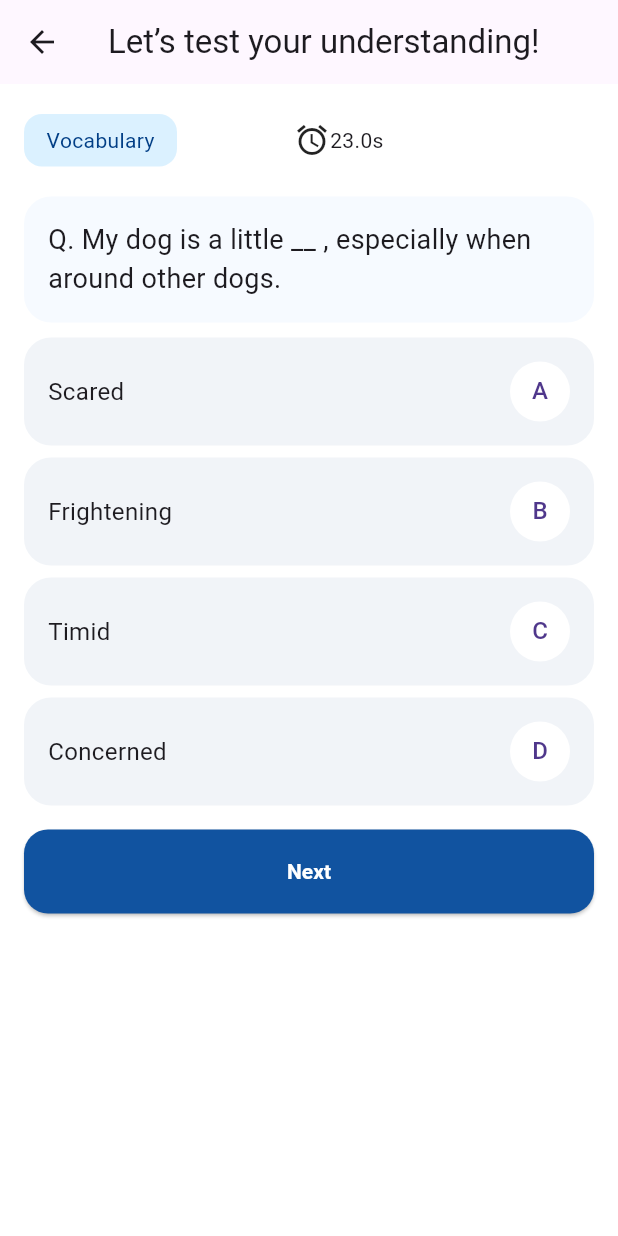
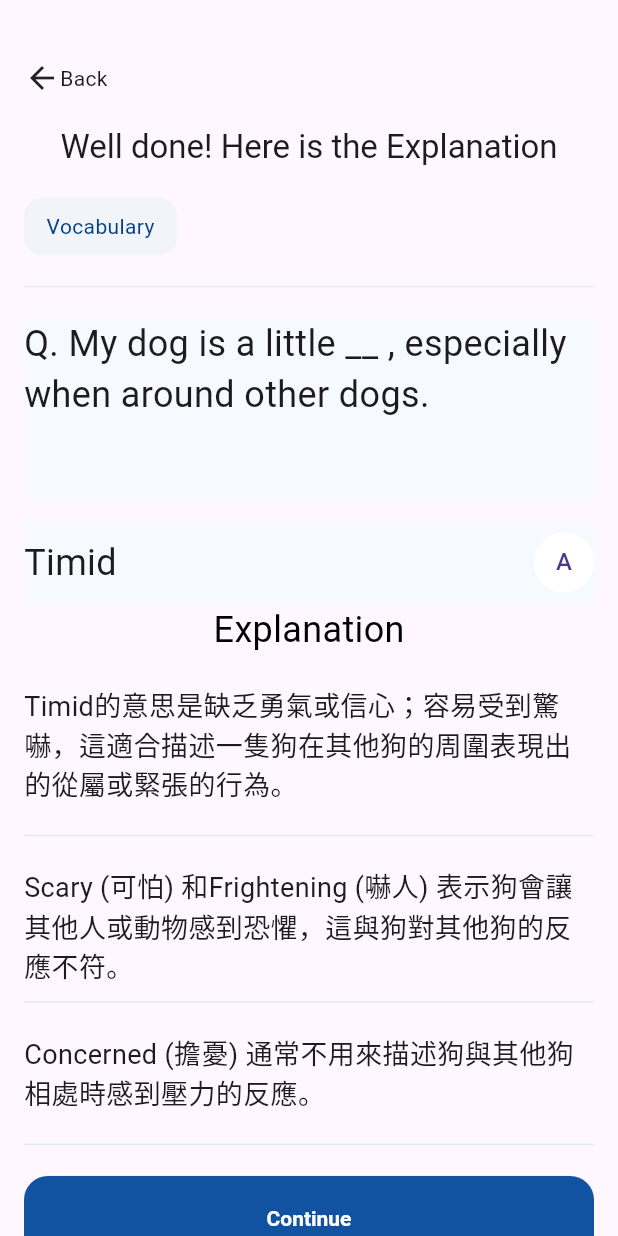
Before and after one commit to parentroots/Learn_ova, a Flutter app: the LightBulbScreen screen opened directly, after a tap on "Next", on a phone screen of 412 x 824 dp. Run offline on Flutter 3.47's test engine with Material 3 defaults, Android fonts, the phone set to English and light mode, and no system bars; our stand-ins replace get.

```diff
--- a/lib/App/app.dart
+++ b/lib/App/app.dart
@@ -1,13 +1,14 @@
 import 'package:flutter/material.dart';
 import 'package:learn_nova/Utils/AppColors/app_colors.dart';
 import '../View/Screens/AuthScreens/login_screen.dart';
+import 'package:get/get.dart';
 
 class LearnNovaApp extends StatelessWidget {
   const LearnNovaApp({super.key});
 
   @override
   Widget build(BuildContext context) {
-    return MaterialApp(
+    return GetMaterialApp(
       debugShowCheckedModeBanner: false,
       home: LoginScreen(),
       theme: ThemeData(
--- a/lib/Utils/AppColors/app_colors.dart
+++ b/lib/Utils/AppColors/app_colors.dart
@@ -7,6 +7,8 @@ class AppColors {
   static const Color customButtonColor=Color(0xFF1153A0);
   static const Color googleButtonColor=Color(0xFFf1f4f8);
   static const Color dividerColor=Color(0xFFE5EAF0);
+  static const Color explainCardColor=Color(0xFFF6FAFF);
+  static const Color answereCardColor=Color(0xFFDBF1FF);
 
 
 }
--- a/lib/Utils/AppString/app_string.dart
+++ b/lib/Utils/AppString/app_string.dart
@@ -1,5 +1,6 @@
 class AppString{
   static const String loginText="Log In";
+  static const String appName="LearnNova";
   static const String signUuText="Sign Up";
   static const String forgotPasswordText="Forgot Password";
   static const String createAccountText="Create an account";
@@ -8,5 +9,12 @@ class AppString{
   static const String passwordText="Password";
   static const String confirmPasswordText="Confirm Password";
   static const String alreadyHaveAnAccountText="Already have an account?";
+  static const String StartlearningVocabularyToday="Start Learning Vocabulary Today!";
+  static const String sowhatisthenecessarytolearnvocabularyintodayworldEveryone="So what is the necessary to learn vocabulary in today world. Everyone";
+
+  ///---------------------------------questionText
+static const String q1Text="Q. My dog is a little __ , especially when around other dogs. ";
+
+
 
 }
--- /dev/null
+++ b/lib/View/Screens/Bottom_Nav_Screens/explanation_screen.dart
@@ -0,0 +1,126 @@
+import 'package:flutter/material.dart';
+import 'package:learn_nova/Utils/AppColors/app_colors.dart';
+import 'package:learn_nova/Utils/AppString/app_string.dart';
+
+class ExplanationScreen extends StatelessWidget {
+  const ExplanationScreen({super.key});
+
+  @override
+  Widget build(BuildContext context) {
+    return Scaffold(
+      body: Padding(
+        padding: const EdgeInsets.symmetric(horizontal: 16),
+        child: SingleChildScrollView(
+          child: Column(
+            children: [
+              SizedBox(height: 40),
+
+              Row(children: [Icon(Icons.arrow_back), Text("Back")]),
+
+              SizedBox(height: 20),
+
+              Text(
+                "Well done! Here is the Explanation",
+                style: Theme.of(context).textTheme.titleLarge,
+              ),
+
+              SizedBox(height: 20),
+
+              ///-------vocabulary button----------
+              Align(
+                alignment: Alignment.centerLeft,
+                child: Container(
+                  height: 38,
+                  width: 102,
+                  decoration: BoxDecoration(
+                    borderRadius: BorderRadius.circular(12),
+                    color: AppColors.googleButtonColor,
+                  ),
+                  child: Center(
+                    child: Text(
+                      "Vocabulary",
+                      style: TextStyle(color: AppColors.themeColor),
+                    ),
+                  ),
+                ),
+              ),
+              SizedBox(height: 20),
+
+              Divider(height: 2, color: AppColors.dividerColor),
+
+              SizedBox(height: 20),
+
+              Container(
+                height: 120,
+                width: 390,
+                decoration: BoxDecoration(color: AppColors.explainCardColor),
+                child: Text(AppString.q1Text, style: TextStyle(fontSize: 24)),
+              ),
+
+              SizedBox(height: 15),
+              Container(
+                height: 56,
+                width: 390,
+                decoration: BoxDecoration(color: AppColors.explainCardColor),
+                child: Row(
+                  mainAxisAlignment: MainAxisAlignment.spaceBetween,
+                  children: [
+                    Text("Timid", style: TextStyle(fontSize: 24)),
+
+                    CircleAvatar(
+                      backgroundColor: Colors.white,
+                      child: Text("A"),
+                    ),
+                  ],
+                ),
+              ),
+
+              Text(
+                "Explanation",
+                style: TextStyle(fontSize: 24, color: Colors.black),
+              ),
+
+              SizedBox(height: 20),
+              Text(
+                textAlign: TextAlign.left,
+                "Timid的意思是缺乏勇氣或信心；容易受到驚嚇，這適合描述一隻狗在其他狗的周圍表現出的從屬或緊張的行為。",
+                style: TextStyle(fontSize: 18),
+              ),
+
+              SizedBox(height: 20),
+
+              Divider(height: 2, color: AppColors.dividerColor),
+              SizedBox(height: 20),
+
+              Text(
+                textAlign: TextAlign.left,
+                "Scary (可怕) 和Frightening (嚇人) 表示狗會讓其他人或動物感到恐懼，這與狗對其他狗的反應不符。",
+                style: TextStyle(fontSize: 18),
+              ),
+
+              SizedBox(height: 10),
+
+              Divider(height: 2, color: AppColors.dividerColor),
+              SizedBox(height: 20),
+
+              Text(
+                textAlign: TextAlign.left,
+                "Concerned (擔憂) 通常不用來描述狗與其他狗相處時感到壓力的反應。",
+                style: TextStyle(fontSize: 18),
+              ),
+
+              SizedBox(height: 20),
+
+              Divider(height: 2, color: AppColors.dividerColor),
+              SizedBox(height: 20),
+
+              ElevatedButton(onPressed: (){}, child: Text("Continue")),
+
+              SizedBox(height: 40,),
+            ],
+          ),
+        ),
+      ),
+    );
+  }
+}
--- a/lib/View/Screens/Bottom_Nav_Screens/home_screen.dart
+++ b/lib/View/Screens/Bottom_Nav_Screens/home_screen.dart
@@ -246,7 +246,7 @@ class _HomeScreenState extends State<HomeScreen> {
           mainAxisAlignment: MainAxisAlignment.spaceAround,
           children: [
             _buildTabItem("TRENDING", "Trending"),
-            _buildTabItem("NEW", "New"),
+            _buildTabItem("NEW", "中文"),
             _buildTabItem("FOLLOWING", "Following"),
           ],
         ),
--- a/lib/View/Screens/Bottom_Nav_Screens/videos_screen.dart
+++ b/lib/View/Screens/Bottom_Nav_Screens/videos_screen.dart
@@ -1,4 +1,5 @@
 import 'package:flutter/material.dart';
+import 'package:learn_nova/Utils/AppString/app_string.dart';
 
 class VideosScreen extends StatefulWidget {
   const VideosScreen({super.key});
@@ -119,7 +120,7 @@ class _VideosScreenState extends State<VideosScreen> {
                 const SizedBox(height: 10),
 
                 const Text(
-                  "Start Learning Vocabulary Today!",
+                  AppString.StartlearningVocabularyToday,
                   style: TextStyle(
                     color: Colors.white,
                     fontWeight: FontWeight.bold,
@@ -128,7 +129,7 @@ class _VideosScreenState extends State<VideosScreen> {
                 ),
 
                 const Text(
-                  "So what is the necessary to learn vocabulary in today world. Everyone",
+                  AppString.sowhatisthenecessarytolearnvocabularyintodayworldEveryone,
                   style: TextStyle(
                     overflow: TextOverflow.ellipsis,
                     color: Colors.white70,
--- a/lib/View/Screens/Bottom_Nav_Screens/vocabulary_screen.dart
+++ b/lib/View/Screens/Bottom_Nav_Screens/vocabulary_screen.dart
@@ -1,6 +1,8 @@
 import 'package:flutter/material.dart';
+import 'package:learn_nova/Core/AppRoute/app_route.dart';
 import 'package:learn_nova/Utils/AppColors/app_colors.dart';
-
+import 'package:get/get.dart';
+import 'package:learn_nova/View/Screens/Bottom_Nav_Screens/explanation_screen.dart';
 class LightBulbScreen extends StatefulWidget {
   const LightBulbScreen({super.key});
 
@@ -147,7 +149,10 @@ class _LightBulbScreenState extends State<LightBulbScreen> {
 
               SizedBox(height: 16),
 
-              ElevatedButton(onPressed: () {}, child: Text("Next")),
+              ElevatedButton(onPressed: () {
+                Get.to(()=>ExplanationScreen());
+
+              }, child: Text("Next")),
             ],
           ),
         ),
--- a/lib/View/Screens/profile_survey_screeen.dart
+++ b/lib/View/Screens/profile_survey_screeen.dart
@@ -1,5 +1,7 @@
 import 'package:flutter/material.dart';
+import 'package:learn_nova/Core/AppRoute/app_route.dart';
 import 'package:learn_nova/View/Screens/Bottom_Nav_Screens/main_bottom_nav_screen.dart';
+import 'package:get/get.dart';
 
 class FieldLabel extends StatelessWidget {
   final String text;
@@ -227,6 +229,7 @@ class _SurveyScreenContentState extends State<SurveyScreenContent> {
   }
 
   void onTapGetStartButton(){
-    Navigator.push(context, MaterialPageRoute(builder: (context)=>MainBottomNavScreen()));
+    Get.to(() =>MainBottomNavScreen());
+
   }
 }
--- a/lib/View/Widget/app_bar.dart
+++ b/lib/View/Widget/app_bar.dart
@@ -1,5 +1,6 @@
 import 'package:flutter/material.dart';
 import 'package:learn_nova/Utils/AppColors/app_colors.dart';
+import 'package:learn_nova/Utils/AppString/app_string.dart';
 
 
 class CustomAppBar extends StatelessWidget implements PreferredSizeWidget {
@@ -22,7 +23,9 @@ class CustomAppBar extends StatelessWidget implements PreferredSizeWidget {
         mainAxisAlignment: MainAxisAlignment.center,
         crossAxisAlignment: CrossAxisAlignment.center,
         children: [
-         Icon(Icons.person,color: Colors.white60,)
+         Icon(Icons.person,color: Colors.white60,),
+         Icon(Icons.person,color: Colors.white60,),
+          // Text(AppString.appName)
 
 
         ],
```
Also changed, not shown: lib/Core/AppRoute/app_route.dart (added, +32 -0 lines), lib/Core/Controllers/login_controller.dart (added, +12 -0 lines), lib/View/Screens/AuthScreens/login_screen.dart (+17 -5 lines), lib/View/Screens/AuthScreens/sign_up_screen.dart (+4 -4 lines), 1 other file.
